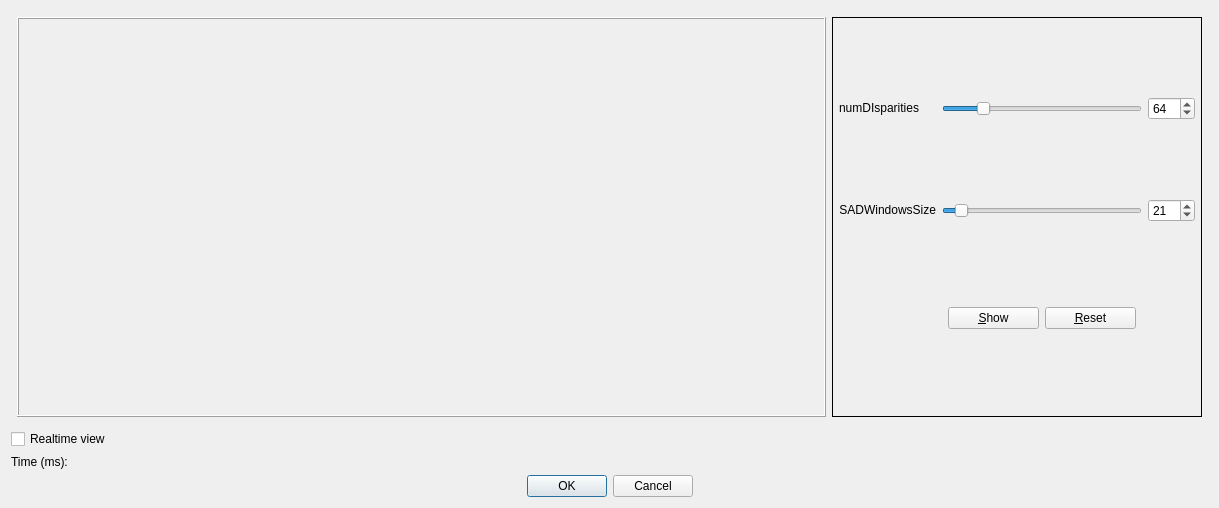
Qt form subWindows/bmparamdialog.ui (m21-cerutti/ProjetTech2019_Robot) before a commit.
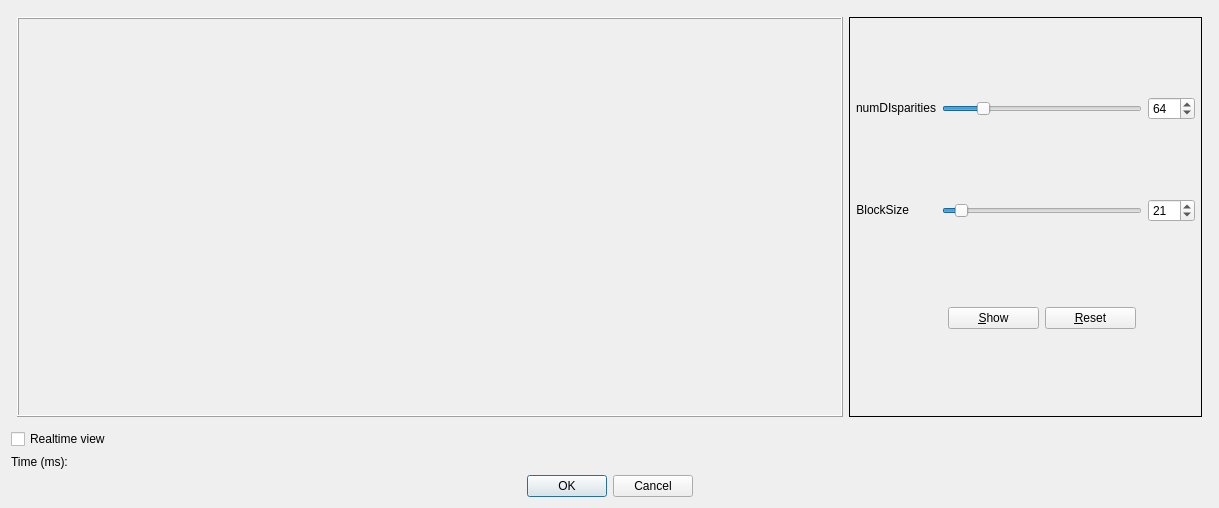
The same form after that commit.

Diff of the .ui file:
```diff
--- a/subWindows/bmparamdialog.ui
+++ b/subWindows/bmparamdialog.ui
@@ -198,7 +198,7 @@
            </sizepolicy>
           </property>
           <property name="text">
-           <string>SADWindowsSize</string>
+           <string>BlockSize</string>
           </property>
           <property name="alignment">
            <set>Qt::AlignRight|Qt::AlignTrailing|Qt::AlignVCenter</set>
```
Left out of the diff: 12 changed lines with no effect on the pictures.
